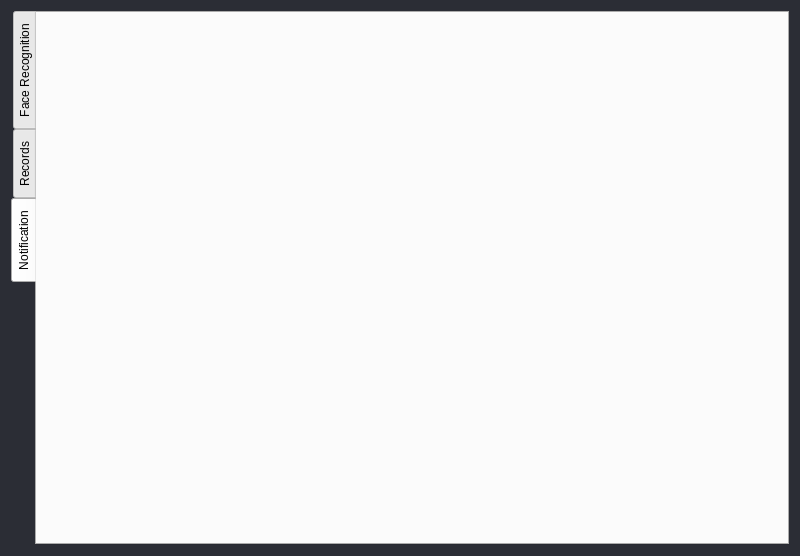
Old version of the form custom_widgets/setting/Setting.ui in the repository elmhadji/AccessController.
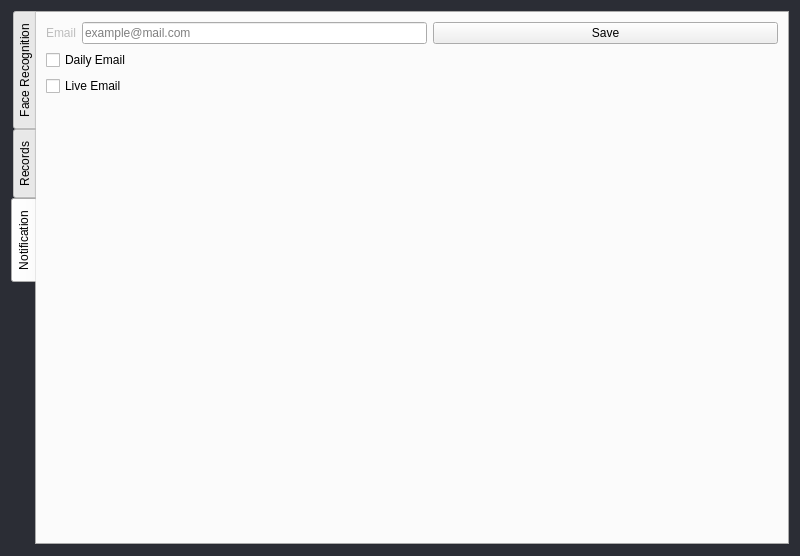
New version of the form. The open tabs and pages were chosen to show the change.

Commit message:
-Refacutre each frame reading thread has it owne recognition thread -Add saving video functionnality it will save video for maximum of 1 hour and it reset -Modification apply recognition on frame each second -Refacture setting only saves the frame reading threads -Add update the embedding for recognition thread when adding modify database -Modification UI setting (add record tab + notification tab)
PS: notofication tab still need to implement it's logique

What changed in the file:
```diff
--- a/custom_widgets/setting/Setting.ui
+++ b/custom_widgets/setting/Setting.ui
@@ -133,7 +133,7 @@
           </widget>
          </item>
          <item>
-          <widget class="QPushButton" name="pushButton">
+          <widget class="QPushButton" name="selectPathButton">
            <property name="text">
             <string>select folder</string>
            </property>
@@ -160,6 +160,60 @@
       <attribute name="title">
        <string>Notification</string>
       </attribute>
+      <layout class="QVBoxLayout" name="verticalLayout_4">
+       <item>
+        <layout class="QHBoxLayout" name="horizontalLayout_3" stretch="0,1,1">
+         <item>
+          <widget class="QLabel" name="label_2">
+           <property name="text">
+            <string>Email</string>
+           </property>
+          </widget>
+         </item>
+         <item>
+          <widget class="QLineEdit" name="lineEdit">
+           <property name="placeholderText">
+            <string>example@mail.com</string>
+           </property>
+          </widget>
+         </item>
+         <item>
+          <widget class="QPushButton" name="pushButton">
+           <property name="text">
+            <string>Save</string>
+           </property>
+          </widget>
+         </item>
+        </layout>
+       </item>
+       <item>
+        <widget class="QCheckBox" name="checkBox">
+         <property name="text">
+          <string>Daily Email</string>
+         </property>
+        </widget>
+       </item>
+       <item>
+        <widget class="QCheckBox" name="checkBox_2">
+         <property name="text">
+          <string>Live Email</string>
+         </property>
+        </widget>
+       </item>
+       <item>
+        <spacer name="verticalSpacer_2">
+         <property name="orientation">
+          <enum>Qt::Vertical</enum>
+         </property>
+         <property name="sizeHint" stdset="0">
+          <size>
+           <width>20</width>
+           <height>40</height>
+          </size>
+         </property>
+        </spacer>
+       </item>
+      </layout>
      </widget>
     </widget>
    </item>
```
Left out of the diff: 8 changed lines with no effect on the pictures. The commit also changes 5 other files.
